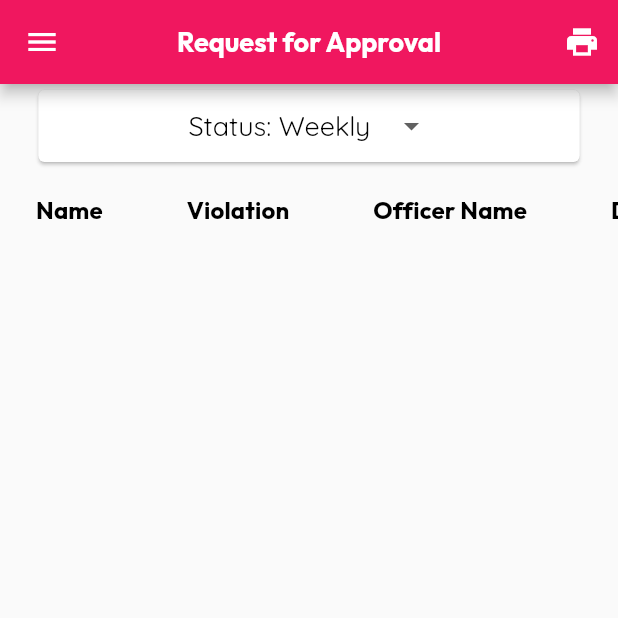
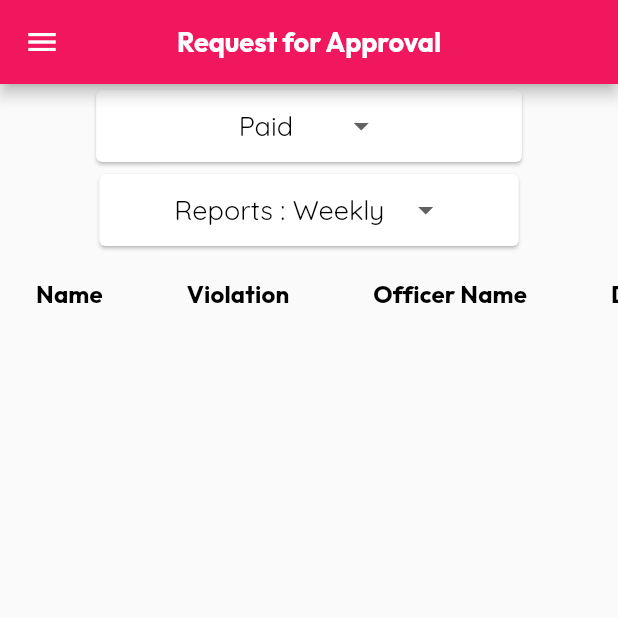
Before and after one commit to Lans12345/violation_system, a Flutter app: the ReportsScreen screen opened directly, on a phone screen of 412 x 824 dp, the top half of it. Run offline on Flutter 3.47's test engine with Material 2 defaults, Android fonts, the phone set to English and light mode, and no system bars; our stand-ins replace cloud_firestore, firebase_auth, firebase_core, firebase_storage, flutter_spinkit, fluttertoast and 5 more; missing offline and left inert: flutter_barcode_scanner, flutter_downloader; accounts and stored records are empty.

Commit message:
added reports tab

```diff
--- a/lib/screens/views/admin/reports_page.dart
+++ b/lib/screens/views/admin/reports_page.dart
@@ -16,6 +16,7 @@ class _ReportsScreenState extends State<ReportsScreen> {
   final scroll = ScrollController();
 
   String dropdownValue = 'Weekly';
+  String dropdownValue1 = 'Paid';
   @override
   Widget build(BuildContext context) {
     return Scaffold(
@@ -25,20 +26,41 @@ class _ReportsScreenState extends State<ReportsScreen> {
         title: TextBold(
             text: 'Request for Approval', fontSize: 18, color: Colors.white),
         centerTitle: true,
-        actions: [
-          IconButton(
-            onPressed: () {},
-            icon: const Icon(
-              Icons.print,
-            ),
-          ),
-        ],
       ),
       body: Column(
         children: [
           Card(
             child: Padding(
-              padding: const EdgeInsets.only(left: 100, right: 100),
+              padding: const EdgeInsets.only(left: 95, right: 95),
+              child: DropdownButton<String>(
+                value: dropdownValue1,
+                icon: const Icon(Icons.arrow_drop_down),
+                iconSize: 24,
+                elevation: 16,
+                style: const TextStyle(color: Colors.deepPurple),
+                underline: const SizedBox(),
+                onChanged: (newValue) {
+                  setState(() {
+                    dropdownValue1 = newValue!;
+                  });
+                },
+                items: <String>['Paid', 'Unpaid']
+                    .map<DropdownMenuItem<String>>((String value) {
+                  return DropdownMenuItem<String>(
+                    value: value,
+                    child: Padding(
+                      padding: const EdgeInsets.only(right: 10),
+                      child: TextRegular(
+                          text: value, fontSize: 18, color: Colors.black),
+                    ),
+                  );
+                }).toList(),
+              ),
+            ),
+          ),
+          Card(
+            child: Padding(
+              padding: const EdgeInsets.only(left: 50, right: 50),
               child: DropdownButton<String>(
                 value: dropdownValue,
                 icon: const Icon(Icons.arrow_drop_down),
@@ -58,7 +80,7 @@ class _ReportsScreenState extends State<ReportsScreen> {
                     child: Padding(
                       padding: const EdgeInsets.only(right: 10),
                       child: TextRegular(
-                          text: 'Status: $value',
+                          text: 'Reports : $value',
                           fontSize: 18,
                           color: Colors.black),
                     ),
@@ -73,13 +95,15 @@ class _ReportsScreenState extends State<ReportsScreen> {
                     ? FirebaseFirestore.instance
                         .collection('Violations')
                         .where('status', isEqualTo: 'Accepted')
-                        .where('paid', isEqualTo: false)
+                        .where('paid',
+                            isEqualTo: dropdownValue1 == 'Paid' ? true : false)
                         .where('day', isEqualTo: DateTime.now().day.toString())
                         .snapshots()
                     : FirebaseFirestore.instance
                         .collection('Violations')
                         .where('status', isEqualTo: 'Accepted')
-                        .where('paid', isEqualTo: false)
+                        .where('paid',
+                            isEqualTo: dropdownValue1 == 'Paid' ? true : false)
                         .where('month',
                             isEqualTo: DateTime.now().month.toString())
                         .snapshots(),
--- a/pubspec.yaml
+++ b/pubspec.yaml
@@ -55,6 +55,7 @@ dependencies:
 
 
 
+
 dev_dependencies:
   flutter_test:
     sdk: flutter
```
